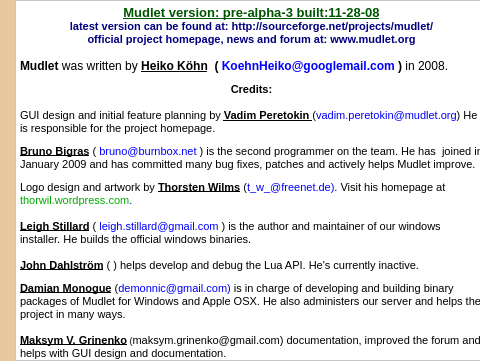
Above: mudlet/prealpha1/mudlet/src/ui/about_dialog.ui from Mudlet/Mudlet before the change; both pictures show x 301 to 781 and y 0 to 361 of the 781 by 361 pixel window. Below: the same form after it.
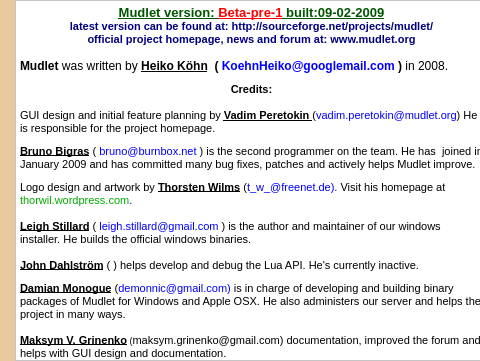
That is the form after the change. Icons and pictures are not drawn.

```diff
--- a/mudlet/prealpha1/mudlet/src/ui/about_dialog.ui
+++ b/mudlet/prealpha1/mudlet/src/ui/about_dialog.ui
@@ -203,7 +203,7 @@
 &lt;html>&lt;head>&lt;meta name="qrichtext" content="1" />&lt;style type="text/css">
 p, li { white-space: pre-wrap; }
 &lt;/style>&lt;/head>&lt;body style=" font-family:'DejaVu Sans'; font-size:9pt; font-weight:400; font-style:normal;">
-&lt;p align="center" style=" margin-top:0px; margin-bottom:0px; margin-left:0px; margin-right:0px; -qt-block-indent:0; text-indent:0px;">&lt;span style=" font-size:10pt; font-weight:600; text-decoration: underline; color:#005500;">Mudlet version: pre-alpha-3 built:11-28-08&lt;/span>&lt;/p>
+&lt;p align="center" style=" margin-top:0px; margin-bottom:0px; margin-left:0px; margin-right:0px; -qt-block-indent:0; text-indent:0px;">&lt;span style=" font-size:10pt; font-weight:600; text-decoration: underline; color:#005500;">Mudlet version: &lt;/span>&lt;span style=" font-size:10pt; font-weight:600; text-decoration: underline; color:#ff0000;">Beta-pre-1&lt;/span>&lt;span style=" font-size:10pt; font-weight:600; text-decoration: underline; color:#005500;"> built:09-02-2009&lt;/span>&lt;/p>
 &lt;p align="center" style=" margin-top:0px; margin-bottom:0px; margin-left:0px; margin-right:0px; -qt-block-indent:0; text-indent:0px; font-size:10pt; font-weight:600; text-decoration: underline; color:#005500;">&lt;span style=" font-size:8pt; text-decoration:none; color:#00007f;">latest version can be found at: http://sourceforge.net/projects/mudlet/&lt;/span>&lt;/p>
 &lt;p align="center" style=" margin-top:0px; margin-bottom:0px; margin-left:0px; margin-right:0px; -qt-block-indent:0; text-indent:0px; font-size:8pt; font-weight:600; color:#00007f;">official project homepage, news and forum at: www.mudlet.org&lt;/p>
 &lt;p align="center" style="-qt-paragraph-type:empty; margin-top:0px; margin-bottom:0px; margin-left:0px; margin-right:0px; -qt-block-indent:0; text-indent:0px; font-size:8pt;">&lt;/p>
@@ -228,9 +228,10 @@
 &lt;p style=" margin-top:0px; margin-bottom:0px; margin-left:0px; margin-right:0px; -qt-block-indent:0; text-indent:0px; font-size:8pt;">&lt;span style=" color:#000000;">Most icons are taken from the &lt;/span>&lt;span style=" font-weight:600; text-decoration: underline; color:#000000;">KDE oxygen&lt;/span>&lt;span style=" color:#000000;"> icon theme at &lt;/span>&lt;span style=" color:#00aa00;">www.oxygen-icons.org&lt;/span>&lt;span style=" color:#000000;">.&lt;/span>&lt;/p>
 &lt;p style="-qt-paragraph-type:empty; margin-top:0px; margin-bottom:0px; margin-left:0px; margin-right:0px; -qt-block-indent:0; text-indent:0px; font-size:8pt; color:#000000;">&lt;/p>
 &lt;p style=" margin-top:0px; margin-bottom:0px; margin-left:0px; margin-right:0px; -qt-block-indent:0; text-indent:0px; font-size:6pt; color:#000000;">&lt;span style=" font-size:8pt;">Special thanks to &lt;/span>&lt;span style=" font-size:8pt; font-weight:600; text-decoration: underline;">Tomas Mecir&lt;/span>&lt;span style=" font-size:8pt;"> (&lt;/span>&lt;span style=" font-size:8pt; color:#0000ff;">kmuddy@kmuddy.com&lt;/span>&lt;span style=" font-size:8pt;">) who brought us all together and inspired us with his KMuddy project. Mudlet is using some of the telnet code he wrote for his KMuddy project (&lt;/span>&lt;span style=" font-size:8pt; color:#00aa00;">www.kmuddy.com&lt;/span>&lt;span style=" font-size:8pt;">).&lt;/span>&lt;/p>
+&lt;p style=" margin-top:0px; margin-bottom:0px; margin-left:0px; margin-right:0px; -qt-block-indent:0; text-indent:0px; font-size:8pt; color:#000000;">Special thanks to &lt;span style=" font-weight:600; text-decoration: underline;">Nick Gammon &lt;/span> (&lt;span style=" color:#0000ff;">http://www.gammon.com.au/mushclient/mushclient.htm&lt;/span>) for letting us use some of his Lua variable persistency functions and giving us some valued pieces of advice.&lt;/p>
 &lt;p style=" margin-top:0px; margin-bottom:0px; margin-left:0px; margin-right:0px; -qt-block-indent:0; text-indent:0px; font-size:8pt; color:#000000;">&lt;span style=" font-size:6pt;"> &lt;/span>&lt;/p>
 &lt;p style=" margin-top:0px; margin-bottom:0px; margin-left:0px; margin-right:0px; -qt-block-indent:0; text-indent:0px; font-size:6pt; color:#000000;"> &lt;/p>
-&lt;p align="justify" style=" margin-top:0px; margin-bottom:0px; margin-left:0px; margin-right:0px; -qt-block-indent:0; text-indent:0px; font-size:8pt; color:#000000;">Mudlet is released under the GPL License version 3 with the restriction that any commercial usage of this program requires permission by the author.&lt;/p>
+&lt;p align="justify" style=" margin-top:0px; margin-bottom:0px; margin-left:0px; margin-right:0px; -qt-block-indent:0; text-indent:0px; font-size:8pt; color:#000000;">Mudlet is released under the GPL License version 3 &lt;/p>
 &lt;p align="justify" style="-qt-paragraph-type:empty; margin-top:0px; margin-bottom:0px; margin-left:0px; margin-right:0px; -qt-block-indent:0; text-indent:0px; color:#000000;">&lt;/p>
 &lt;p align="justify" style=" margin-top:0px; margin-bottom:0px; margin-left:0px; margin-right:0px; -qt-block-indent:0; text-indent:0px; color:#000000;">&lt;span style=" font-size:large; font-weight:600;">GNU GENERAL PUBLIC LICENSE&lt;/span>&lt;/p>
 &lt;p style=" margin-top:12px; margin-bottom:12px; margin-left:0px; margin-right:0px; -qt-block-indent:0; text-indent:0px;">Version 3, 29 June 2007 &lt;/p>
```
